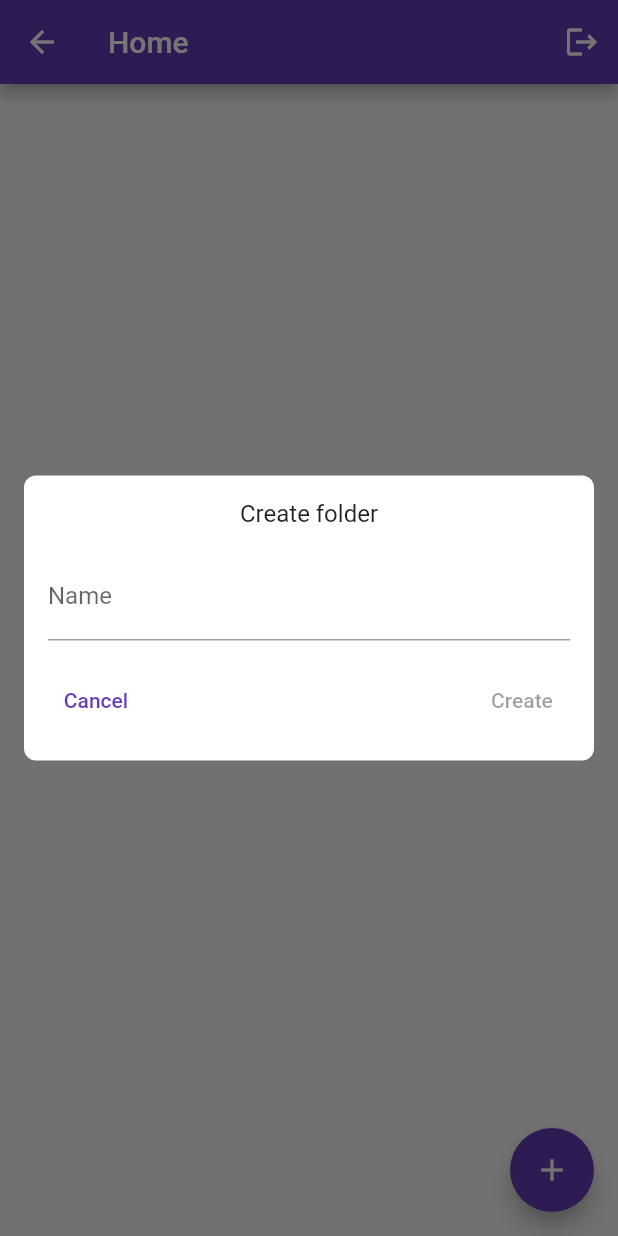
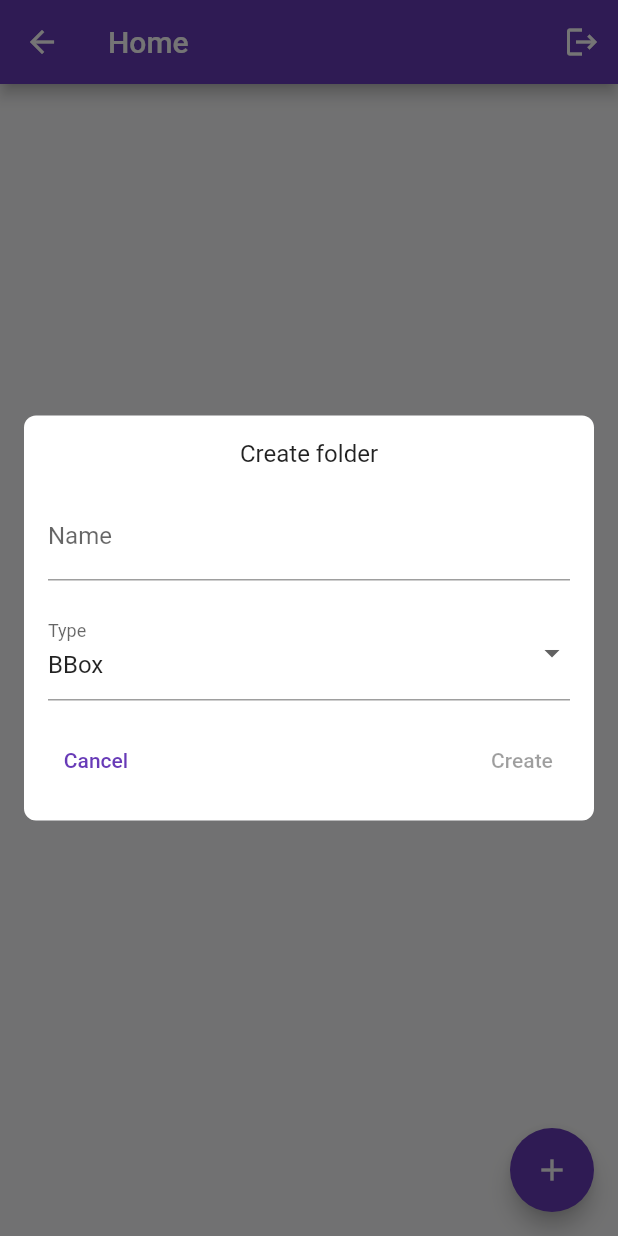
Before and after one commit to Krushiler/ml_image_store, a Flutter app: the HomeWidget screen opened directly, after a tap on the "logout" icon, after a tap on the "add" icon, on a phone screen of 412 x 824 dp. Run offline on Flutter 3.47's test engine with Material 3 defaults, Android fonts, the phone set to English and light mode, and no system bars; our stand-ins replace bloc, bloc_concurrency, cached_network_image, dio, flutter_bloc, freezed_annotation and 6 more; accounts and stored records are empty; generated files the repository leaves out were written again; network calls fail.

Commit message:
Add type to folders

```diff
--- a/ml_image_store/lib/model/folder/folder.dart
+++ b/ml_image_store/lib/model/folder/folder.dart
@@ -10,7 +10,17 @@ class Folder with _$Folder {
     required String id,
     required String name,
     required String ownerId,
+    required LabelType type,
   }) = _Folder;
 
   factory Folder.fromJson(Map<String, dynamic> json) => _$FolderFromJson(json);
 }
+
+enum LabelType {
+  bbox('BBox'),
+  polygon('Polygon');
+
+  final String name;
+
+  const LabelType(this.name);
+}
--- a/ml_image_store/lib/model/image/feature.dart
+++ b/ml_image_store/lib/model/image/feature.dart
@@ -11,7 +11,6 @@ class Feature with _$Feature {
     required String id,
     required List<Point> points,
     required String className,
-    @Default(false) bool isBbox,
   }) = _Feature;
 
   factory Feature.fromJson(Map<String, dynamic> json) => _$FeatureFromJson(json);
--- a/ml_image_store/lib/model/image/point.dart
+++ b/ml_image_store/lib/model/image/point.dart
@@ -10,7 +10,6 @@ class Point with _$Point {
     required String id,
     required int x,
     required int y,
-    @Default(0) int radius,
   }) = _Point;
 
   factory Point.fromJson(Map<String, dynamic> json) => _$PointFromJson(json);
--- a/ml_image_store/lib/request/create_folder_request.dart
+++ b/ml_image_store/lib/request/create_folder_request.dart
@@ -8,6 +8,7 @@ part 'create_folder_request.g.dart';
 class CreateFolderRequest with _$CreateFolderRequest {
   const factory CreateFolderRequest({
     required String name,
+    required int type,
   }) = _CreateFolderRequest;
 
   factory CreateFolderRequest.fromJson(Map<String, dynamic> json) => _$CreateFolderRequestFromJson(json);
--- a/ml_image_store_app/lib/data/repository/folders_repository.dart
+++ b/ml_image_store_app/lib/data/repository/folders_repository.dart
@@ -39,8 +39,8 @@ class FoldersRepository {
         (event) => event?.where((element) => element.folder.id == id).firstOrNull,
       );
 
-  Future<void> createFolder(String name) {
-    return _api.createFolder(CreateFolderRequest(name: name));
+  Future<void> createFolder(String name, LabelType type) {
+    return _api.createFolder(CreateFolderRequest(name: name, type: type.index));
   }
 
   Future<void> deleteFolder(String id) {
--- a/ml_image_store_app/lib/presentation/screens/home/bloc/home_bloc.dart
+++ b/ml_image_store_app/lib/presentation/screens/home/bloc/home_bloc.dart
@@ -34,7 +34,7 @@ class HomeBloc extends Bloc<HomeEvent, HomeState> with SubscriptionBloc {
     on<_CreateFolderRequested>((event, emit) async {
       emit(state.copyWith(isCreatingFolder: true));
       try {
-        await _foldersRepository.createFolder(event.name);
+        await _foldersRepository.createFolder(event.name, event.type);
         add(const HomeEvent.loadFoldersRequested());
       } catch (e) {
         emit(state.copyWith(error: createErrorMessage(e)));
@@ -82,7 +82,7 @@ class HomeEvent with _$HomeEvent {
 
   const factory HomeEvent.foldersChanged(List<Folder> folders) = _FoldersChanged;
 
-  const factory HomeEvent.createFolderRequested(String name) = _CreateFolderRequested;
+  const factory HomeEvent.createFolderRequested(String name, LabelType type) = _CreateFolderRequested;
 
   const factory HomeEvent.deleteFolderRequested(String id) = _DeleteFolderRequested;
 }
--- a/ml_image_store_app/lib/presentation/screens/home/widget/components/create_folder_dialog.dart
+++ b/ml_image_store_app/lib/presentation/screens/home/widget/components/create_folder_dialog.dart
@@ -1,4 +1,5 @@
 import 'package:flutter/material.dart';
+import 'package:ml_image_store/model/folder/folder.dart';
 import 'package:ml_image_store_app/presentation/style/kit/gap.dart';
 import 'package:ml_image_store_app/presentation/style/theme/app_context_extension.dart';
 
@@ -11,6 +12,7 @@ class CreateFolderDialog extends StatefulWidget {
 
 class _CreateFolderDialogState extends State<CreateFolderDialog> {
   final TextEditingController controller = TextEditingController();
+  LabelType type = LabelType.bbox;
 
   @override
   Widget build(BuildContext context) {
@@ -26,6 +28,17 @@ class _CreateFolderDialogState extends State<CreateFolderDialog> {
           },
         ),
         Gap.md,
+        DropdownButtonFormField<LabelType>(
+          decoration: const InputDecoration(labelText: 'Type'),
+          value: type,
+          onChanged: (value) {
+            setState(() {
+              type = value ?? type;
+            });
+          },
+          items: LabelType.values.map((e) => DropdownMenuItem<LabelType>(value: e, child: Text(e.name))).toList(),
+        ),
+        Gap.md,
         Row(
           mainAxisAlignment: MainAxisAlignment.spaceBetween,
           children: [
@@ -33,7 +46,7 @@ class _CreateFolderDialogState extends State<CreateFolderDialog> {
             TextButton(
               onPressed: controller.text.isNotEmpty
                   ? () {
-                      Navigator.of(context).pop(controller.text);
+                      Navigator.of(context).pop(CreateFolderResult(controller.text, type));
                     }
                   : null,
               child: const Text('Create'),
@@ -44,3 +57,10 @@ class _CreateFolderDialogState extends State<CreateFolderDialog> {
     );
   }
 }
+
+class CreateFolderResult {
+  final String name;
+  final LabelType type;
+
+  CreateFolderResult(this.name, this.type);
+}
--- a/ml_image_store_app/lib/presentation/screens/home/widget/home_widget.dart
+++ b/ml_image_store_app/lib/presentation/screens/home/widget/home_widget.dart
@@ -29,9 +29,9 @@ class _HomeWidgetState extends State<HomeWidget> {
           child: Scaffold(
             floatingActionButton: FloatingActionButton(
               onPressed: () async {
-                final result = await context.showAppDialog(child: const CreateFolderDialog());
+                final result = await context.showAppDialog<CreateFolderResult>(child: const CreateFolderDialog());
                 if (result != null && context.mounted) {
-                  context.read<HomeBloc>().add(HomeEvent.createFolderRequested(result));
+                  context.read<HomeBloc>().add(HomeEvent.createFolderRequested(result.name, result.type));
                 }
               },
               child: Icon(
--- a/ml_image_store_server/db_init.txt
+++ b/ml_image_store_server/db_init.txt
@@ -3,14 +3,12 @@ CREATE TABLE IF NOT EXISTS points (
     leftTopX int NOT NULL,
     leftTopY int NOT NULL,
     featureId TEXT NOT NULL,
-    radius int NOT NULL
     );
 
 CREATE TABLE IF NOT EXISTS features (
     id TEXT NOT NULL,
     classname TEXT NOT NULL,
     imageId TEXT NOT NULL,
-    bbox BOOL NOT NULL
     );
 
 CREATE TABLE IF NOT EXISTS users (
@@ -29,5 +27,6 @@ CREATE TABLE IF NOT EXISTS images(
 CREATE TABLE IF NOT EXISTS folders (
     id TEXT NOT NULL,
     name TEXT NOT NULL,
-    ownerId TEXT NOT NULL
+    ownerId TEXT NOT NULL,
+    type int NOT NULL
     );
--- a/ml_image_store_server/repository/folders_repository.dart
+++ b/ml_image_store_server/repository/folders_repository.dart
@@ -7,8 +7,8 @@ class FoldersRepository {
 
   final Storage _storage;
 
-  Future<void> createFolder(String userId, String folderName) async {
-    await _storage.createFolder(userId, folderName);
+  Future<void> createFolder(String userId, String folderName, int type) async {
+    await _storage.createFolder(userId, folderName, type);
   }
 
   Future<void> deleteFolder(String userId, String folderId) async {
@@ -34,6 +34,7 @@ class FoldersRepository {
       id: e['id'].toString(),
       name: e['name'].toString(),
       ownerId: e['ownerId'.toLowerCase()].toString(),
+      type: LabelType.values[int.parse(e['type'].toString())],
     );
   }
 
@@ -46,6 +47,7 @@ class FoldersRepository {
             id: e['id'].toString(),
             name: e['name'].toString(),
             ownerId: e['ownerId'.toLowerCase()].toString(),
+            type: LabelType.values[int.parse(e['type'].toString())],
           ),
         )
         .toList();
--- a/ml_image_store_server/repository/images_repository.dart
+++ b/ml_image_store_server/repository/images_repository.dart
@@ -55,7 +55,6 @@ class ImagesRepository {
             x: int.parse(e['lefttopx'].toString()),
             y: int.parse(e['lefttopy'].toString()),
             id: e['id'].toString(),
-            radius: int.tryParse(e['radius'].toString()) ?? 0,
           ),
         );
       }
@@ -64,7 +63,6 @@ class ImagesRepository {
           className: map['classname'].toString(),
           points: points,
           id: map['id'].toString(),
-          isBbox: map['bbox'].toString() == 't',
         ),
       );
     }
--- a/ml_image_store_server/routes/folders/index.dart
+++ b/ml_image_store_server/routes/folders/index.dart
@@ -27,6 +27,6 @@ Future<Response> _onPost(RequestContext context) async {
   final body = (await context.request.json()) as Map<String, dynamic>;
   final request = CreateFolderRequest.fromJson(body);
   final foldersRepository = context.read<FoldersRepository>();
-  await foldersRepository.createFolder(user.id, request.name);
+  await foldersRepository.createFolder(user.id, request.name, request.type);
   return Response();
 }
```
Also changed, not shown: ml_image_store_server/database/storage.dart (+9 -11 lines).
